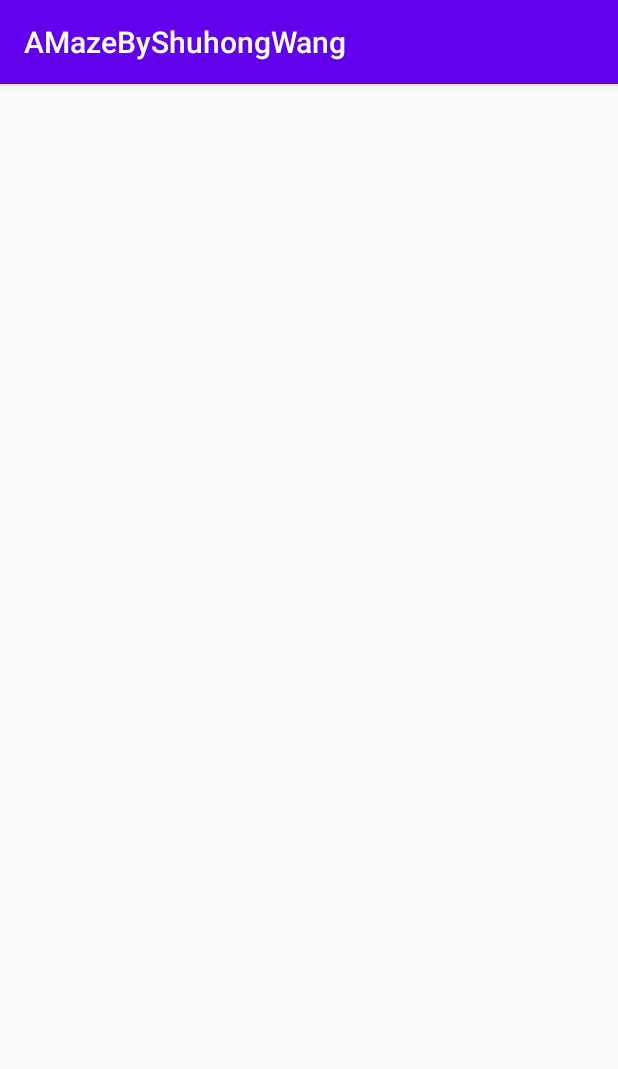
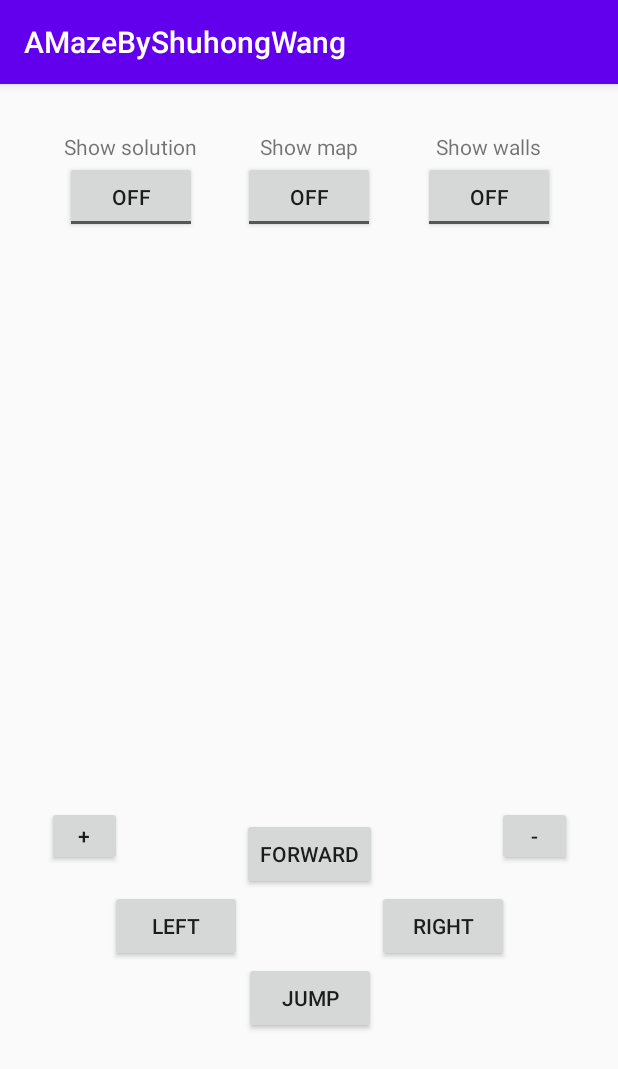
Before and after one commit to andywangyzfh/AMazeByShuhongWang, an Android app: the PlayManuallyActivity screen opened directly, with no data from a screen before it, on a phone screen of 412 x 824 dp. Shown: the top 1069 px of the screen. Run offline under Robolectric (Android 15) with nearby library versions, the phone set to English and light mode, and no system bars.

Commit message:
Drew the UI of manual playing state

```diff
--- a/app/src/main/AndroidManifest.xml
+++ b/app/src/main/AndroidManifest.xml
@@ -13,7 +13,8 @@
         <activity android:name=".gui.WinningActivity" />
         <activity android:name=".gui.PlayAnimationActivity" />
         <activity android:name=".gui.PlayManuallyActivity" />
-        <activity android:name=".gui.GeneratingActivity" />
+        <activity android:name=".gui.GeneratingActivity"
+            android:parentActivityName=".gui.AMazeActivity"/>
         <activity android:name=".gui.AMazeActivity">
             <intent-filter>
                 <action android:name="android.intent.action.MAIN" />
--- a/app/src/main/res/layout/activity_generating.xml
+++ b/app/src/main/res/layout/activity_generating.xml
@@ -47,7 +47,7 @@
 
     <Spinner
         android:id="@+id/spinner_driver"
-        android:layout_width="114dp"
+        android:layout_width="0dp"
         android:layout_height="40dp"
         android:layout_marginTop="16dp"
         app:layout_constraintStart_toStartOf="@+id/textView4"
@@ -64,7 +64,7 @@
 
     <Spinner
         android:id="@+id/spinner_robot"
-        android:layout_width="114dp"
+        android:layout_width="0dp"
         android:layout_height="40dp"
         android:layout_marginTop="16dp"
         app:layout_constraintStart_toStartOf="@+id/textView6"
--- a/app/src/main/res/layout/activity_play_manually.xml
+++ b/app/src/main/res/layout/activity_play_manually.xml
@@ -6,4 +6,121 @@
     android:layout_height="match_parent"
     tools:context=".gui.PlayManuallyActivity">
 
+    <TextView
+        android:id="@+id/textView2"
+        android:layout_width="wrap_content"
+        android:layout_height="wrap_content"
+        android:layout_marginTop="32dp"
+        android:text="Show solution"
+        app:layout_constraintEnd_toStartOf="@+id/textView3"
+        app:layout_constraintStart_toStartOf="parent"
+        app:layout_constraintTop_toTopOf="parent" />
+
+    <TextView
+        android:id="@+id/textView3"
+        android:layout_width="wrap_content"
+        android:layout_height="wrap_content"
+        android:layout_marginTop="32dp"
+        android:text="Show map"
+        app:layout_constraintEnd_toEndOf="parent"
+        app:layout_constraintStart_toStartOf="parent"
+        app:layout_constraintTop_toTopOf="parent" />
+
+    <TextView
+        android:id="@+id/textView7"
+        android:layout_width="wrap_content"
+        android:layout_height="wrap_content"
+        android:layout_marginTop="32dp"
+        android:text="Show walls"
+        app:layout_constraintEnd_toEndOf="parent"
+        app:layout_constraintStart_toEndOf="@+id/textView3"
+        app:layout_constraintTop_toTopOf="parent" />
+
+    <ToggleButton
+        android:id="@+id/toggleButton"
+        android:layout_width="wrap_content"
+        android:layout_height="wrap_content"
+        android:text="ToggleButton"
+        app:layout_constraintEnd_toEndOf="@+id/textView2"
+        app:layout_constraintStart_toStartOf="@+id/textView2"
+        app:layout_constraintTop_toBottomOf="@+id/textView2" />
+
+    <ToggleButton
+        android:id="@+id/toggleButton2"
+        android:layout_width="wrap_content"
+        android:layout_height="wrap_content"
+        android:text="ToggleButton"
+        app:layout_constraintEnd_toEndOf="@+id/textView3"
+        app:layout_constraintStart_toStartOf="@+id/textView3"
+        app:layout_constraintTop_toBottomOf="@+id/textView3" />
+
+    <ToggleButton
+        android:id="@+id/toggleButton3"
+        android:layout_width="wrap_content"
+        android:layout_height="wrap_content"
+        android:text="ToggleButton"
+        app:layout_constraintEnd_toEndOf="@+id/textView7"
+        app:layout_constraintStart_toStartOf="@+id/textView7"
+        app:layout_constraintTop_toBottomOf="@+id/textView7" />
+
+    <LinearLayout
+        android:id="@+id/linearLayout"
+        android:layout_width="350dp"
+        android:layout_height="350dp"
+        android:layout_marginTop="32dp"
+        android:orientation="horizontal"
+        app:layout_constraintEnd_toEndOf="parent"
+        app:layout_constraintStart_toStartOf="parent"
+        app:layout_constraintTop_toBottomOf="@+id/toggleButton2"></LinearLayout>
+
+    <Button
+        android:id="@+id/button_forward"
+        android:layout_width="wrap_content"
+        android:layout_height="wrap_content"
+        android:layout_marginTop="8dp"
+        android:text="Forward"
+        app:layout_constraintEnd_toEndOf="parent"
+        app:layout_constraintStart_toStartOf="parent"
+        app:layout_constraintTop_toBottomOf="@+id/linearLayout" />
+
+    <Button
+        android:id="@+id/button_left"
+        android:layout_width="wrap_content"
+        android:layout_height="wrap_content"
+        android:text="Left"
+        app:layout_constraintEnd_toStartOf="@+id/button_forward"
+        app:layout_constraintTop_toBottomOf="@+id/button_forward" />
+
+    <Button
+        android:id="@+id/button_right"
+        android:layout_width="wrap_content"
+        android:layout_height="wrap_content"
+        android:text="right"
+        app:layout_constraintStart_toEndOf="@+id/button_forward"
+        app:layout_constraintTop_toBottomOf="@+id/button_forward" />
+
+    <Button
+        android:id="@+id/button_jump"
+        android:layout_width="wrap_content"
+        android:layout_height="wrap_content"
+        android:text="jump"
+        app:layout_constraintEnd_toStartOf="@+id/button_right"
+        app:layout_constraintStart_toEndOf="@+id/button_left"
+        app:layout_constraintTop_toBottomOf="@+id/button_right" />
+
+    <Button
+        android:id="@+id/button_zoomIn"
+        android:layout_width="50dp"
+        android:layout_height="40dp"
+        android:text="+"
+        app:layout_constraintStart_toStartOf="@+id/linearLayout"
+        app:layout_constraintTop_toBottomOf="@+id/linearLayout" />
+
+    <Button
+        android:id="@+id/button_zoomOut"
+        android:layout_width="50dp"
+        android:layout_height="40dp"
+        android:text="-"
+        app:layout_constraintEnd_toEndOf="@+id/linearLayout"
+        app:layout_constraintTop_toBottomOf="@+id/linearLayout" />
 </androidx.constraintlayout.widget.ConstraintLayout>
```
